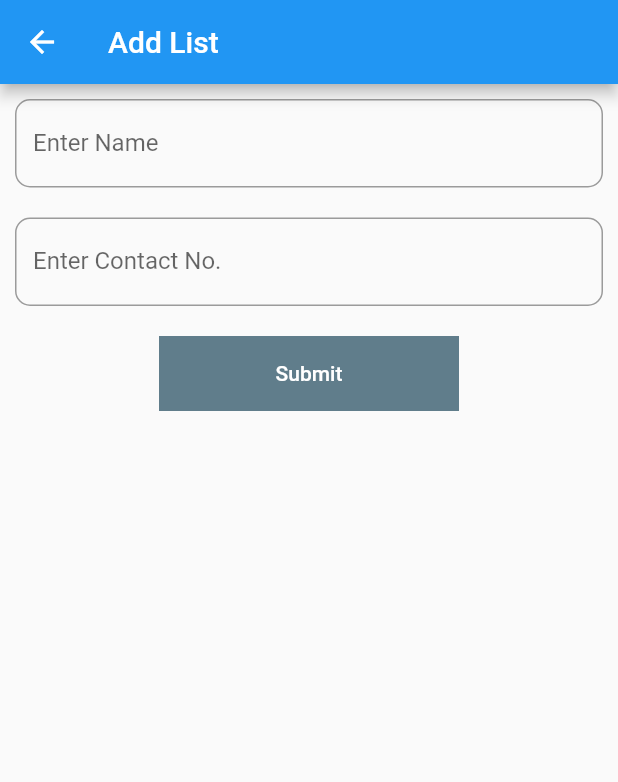
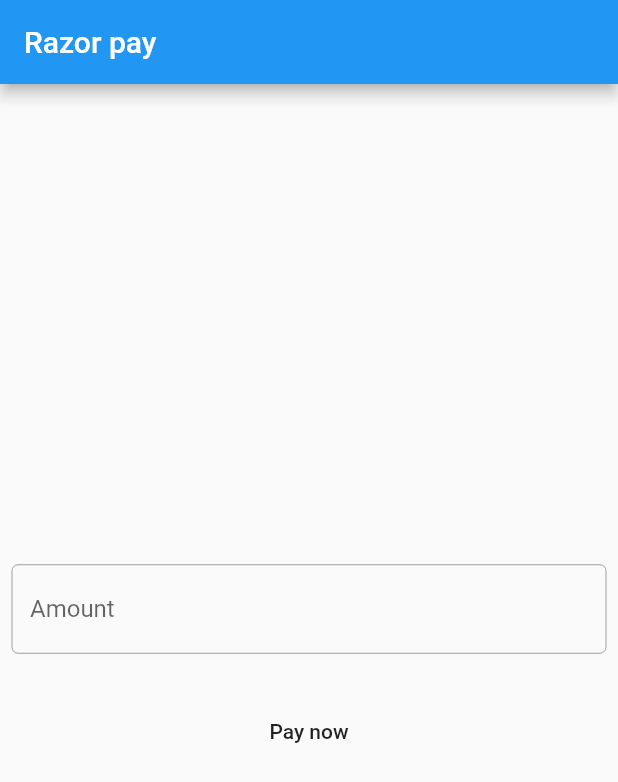
Before and after one commit to sahetu/android_bach_off, a Flutter app: the screen it shows after launch, on a phone screen of 412 x 824 dp. Shown: the top 782 px of the screen. Run offline on Flutter 3.47's test engine with Material 2 defaults, Android fonts, the phone set to English and light mode, and no system bars; our stand-ins replace fluttertoast, simple_animations, sqflite; missing offline and left inert: razorpay_web; accounts and stored records are empty.

Commit message:
Sqlite And Payment Gateway

```diff
--- /dev/null
+++ b/lib/razorpay_demo.dart
@@ -0,0 +1,108 @@
+import 'package:flutter/material.dart';
+import 'package:razorpay_web/razorpay_web.dart';
+
+class RazorpayDemoApp extends StatelessWidget {
+
+  @override
+  Widget build(BuildContext context) {
+    return MaterialApp(
+      home: RazorpayDemoHome(),
+    );
+  }
+}
+
+class RazorpayDemoHome extends StatefulWidget {
+  @override
+  _RazorpayDemoHomeState createState() => _RazorpayDemoHomeState();
+}
+
+class _RazorpayDemoHomeState extends State<RazorpayDemoHome> {
+  late Razorpay razorpay;
+
+  @override
+  void initState() {
+    razorpay = Razorpay();
+    razorpay.on(Razorpay.EVENT_PAYMENT_ERROR, errorHandler);
+    razorpay.on(Razorpay.EVENT_PAYMENT_SUCCESS, successHandler);
+    razorpay.on(Razorpay.EVENT_EXTERNAL_WALLET, externalWalletHandler);
+    super.initState();
+  }
+
+  TextEditingController amountController = TextEditingController();
+  void errorHandler(PaymentFailureResponse response) {
+    ScaffoldMessenger.of(context).showSnackBar(SnackBar(
+      content: Text(response.message!),
+      backgroundColor: Colors.red,
+    ));
+  }
+
+  void successHandler(PaymentSuccessResponse response) {
+    ScaffoldMessenger.of(context).showSnackBar(SnackBar(
+      content: Text(response.paymentId!),
+      backgroundColor: Colors.green,
+    ));
+  }
+
+  void externalWalletHandler(ExternalWalletResponse response) {
+    ScaffoldMessenger.of(context).showSnackBar(SnackBar(
+      content: Text(response.walletName!),
+      backgroundColor: Colors.green,
+    ));
+  }
+
+  @override
+  Widget build(BuildContext context) {
+    return Scaffold(
+      appBar: AppBar(title: const Text("Razor pay")),
+      body: Center(
+          child: Column(
+        mainAxisAlignment: MainAxisAlignment.center,
+        children: [
+          Padding(
+            padding: const EdgeInsets.all(8.0),
+            child: TextField(
+              controller: amountController,
+              decoration: const InputDecoration(
+                hintText: "Amount",
+                focusedBorder: OutlineInputBorder(
+                    borderSide: BorderSide(color: Colors.grey, width: 0.0)),
+                enabledBorder: OutlineInputBorder(
+                    borderSide: BorderSide(color: Colors.grey, width: 0.0)),
+                disabledBorder: OutlineInputBorder(
+                    borderSide: BorderSide(color: Colors.grey, width: 0.0)),
+              ),
+            ),
+          ),
+          const SizedBox(
+            height: 20,
+          ),
+          MaterialButton(
+            onPressed: () {
+              openCheckout();
+            },
+            child: const Padding(
+              padding: EdgeInsets.symmetric(horizontal: 70, vertical: 15),
+              child: Text("Pay now"),
+            ),
+          ),
+        ],
+      )),
+    );
+  }
+
+  void openCheckout() {
+    var options = {
+      "key": "rzp_test_xsiOz9lYtWKHgF",
+      "amount": num.parse(amountController.text) * 100,
+      "name": "Flutter Demo",
+      "description": " this is the test payment",
+      "timeout": "180",
+      "currency": "INR",
+      "prefill": {
+        "contact": "7433050707",
+        "email": "sagar@gmail.com",
+      }
+    };
+    razorpay.open(options);
+  }
+}
--- a/lib/splash.dart
+++ b/lib/splash.dart
@@ -6,6 +6,8 @@
 import 'package:android_bach_off/listdemo.dart';
 import 'package:android_bach_off/login.dart';
 import 'package:android_bach_off/navigation_demo.dart';
+import 'package:android_bach_off/razorpay_demo.dart';
+import 'package:android_bach_off/sqlite_demo.dart';
 import 'package:android_bach_off/tab_demo.dart';
 import 'package:android_bach_off/tween_animation.dart';
 import 'package:flutter/material.dart';
@@ -41,7 +43,7 @@
 
   Future<Timer> startTimerMethod() async {
     return Timer(Duration(seconds: 3), () {
-      Navigator.push(context, MaterialPageRoute(builder: (_)=>AddListMain()));
+      Navigator.push(context, MaterialPageRoute(builder: (_)=>RazorpayDemoApp()));
      });
   }
 
--- a/pubspec.yaml
+++ b/pubspec.yaml
@@ -39,6 +39,7 @@
   simple_animations: ^5.0.2
   sqflite: ^2.2.8+4
   path_provider: ^2.1.1
+  razorpay_web: ^1.4.2
 
 dev_dependencies:
   flutter_test:
```
Also changed, not shown: lib/sqlite_demo.dart (added, +297 -0 lines), pubspec.lock, 1 other file.
